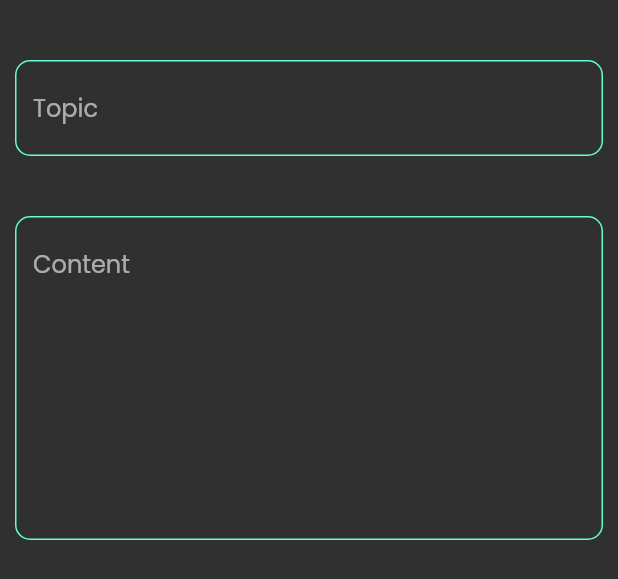
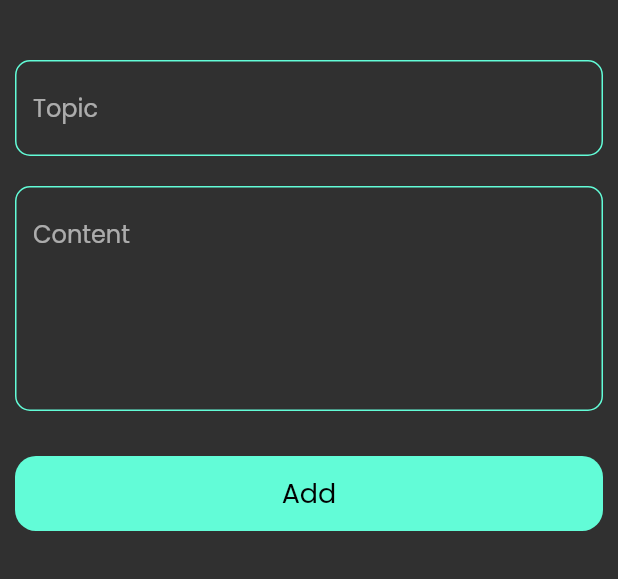
Before and after one commit to mohandalnjjar/notes_app, a Flutter app: the AddNoteButtomSheet widget shown alone on an empty page, opened directly, on a phone screen of 412 x 824 dp. Shown: the top 579 px of the screen. Run offline on Flutter 3.47's test engine with Material 2 defaults, Android fonts, the phone set to English and light mode, and no system bars.

Commit message:
finish buttom sheet

```diff
--- a/lib/pages/widgets/AddNoteButtomSheet.dart
+++ b/lib/pages/widgets/AddNoteButtomSheet.dart
@@ -1,5 +1,6 @@
 import 'package:flutter/material.dart';
 import 'package:notes_app/pages/widgets/CutomeTextField.dart';
+import 'package:notes_app/pages/widgets/custome_buttom.dart';
 
 class AddNoteButtomSheet extends StatelessWidget {
   const AddNoteButtomSheet({super.key});
@@ -8,8 +9,9 @@ class AddNoteButtomSheet extends StatelessWidget {
   Widget build(BuildContext context) {
     return Padding(
       padding: const EdgeInsets.symmetric(horizontal: 10),
+      child: SingleChildScrollView(
         child: Column(
-        children:  [
+          children: [
             SizedBox(
               height: 40,
             ),
@@ -17,15 +19,21 @@ class AddNoteButtomSheet extends StatelessWidget {
               hintText: 'Topic',
             ),
             SizedBox(
-            height: 40,
+              height: 20,
             ),
             CutomeTextField(
               hintText: 'Content',
-            MaxLines: 8,
+              MaxLines: 5,
             ),
-
-
+            SizedBox(
+              height: 30,
+            ),
+            CutomeButtom(),
+            SizedBox(
+              height: 30,
+            ),
           ],
+        ),
       ),
     );
   }
--- /dev/null
+++ b/lib/pages/widgets/custome_buttom.dart
@@ -0,0 +1,22 @@
+import 'package:flutter/material.dart';
+import 'package:notes_app/pages/widgets/constance.dart';
+
+class CutomeButtom extends StatelessWidget {
+  const CutomeButtom({super.key});
+
+  @override
+  Widget build(BuildContext context) {
+    return Container(
+      decoration: BoxDecoration(
+          color: KprimaryColor, borderRadius: BorderRadius.circular(14)),
+      height: 50,
+      width: MediaQuery.of(context).size.width,
+      child: Center(
+        child: Text(
+          'Add',
+          style: TextStyle(fontSize: 18, color: Colors.black),
+        ),
+      ),
+    );
+  }
+}
```
Also changed, not shown: lib/pages/home_page.dart (line endings or trailing spaces). Lines whose indentation alone changed are shown as unchanged.
